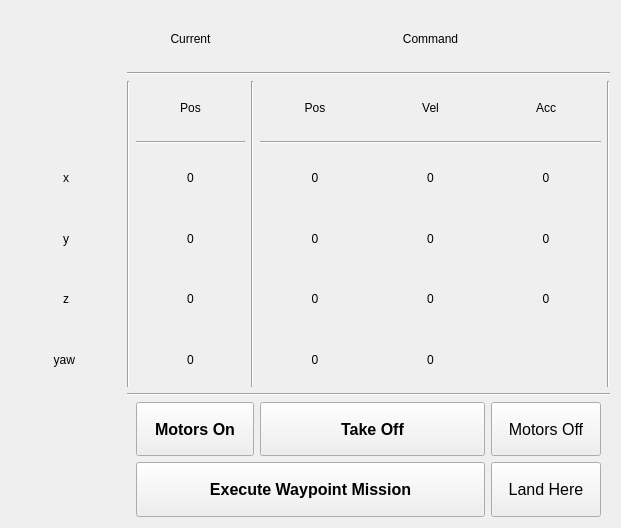
First picture: the form in autonomy_core/client/rqt_quadrotor_safety/resource/QuadrotorSafety.ui, repository KumarRobotics/kr_autonomous_flight, before the edit.
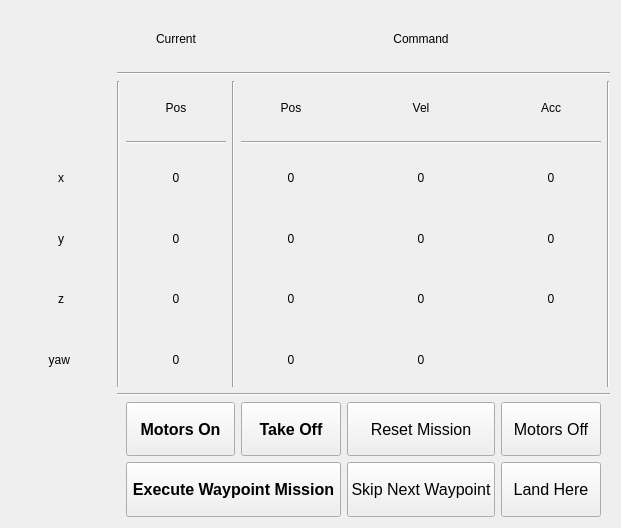
Second picture: the form after the edit.

Commit message: important updates to local-global-replan server, state machine and rqt GUI to enable users to reset mission and skip next waypoints

What changed in the file:
```diff
--- a/autonomy_core/client/rqt_quadrotor_safety/resource/QuadrotorSafety.ui
+++ b/autonomy_core/client/rqt_quadrotor_safety/resource/QuadrotorSafety.ui
@@ -14,7 +14,7 @@
    <string>Quadrotor Steering</string>
   </property>
   <layout class="QGridLayout" name="gridLayout">
-   <item row="1" column="0">
+   <item row="0" column="0">
     <layout class="QGridLayout" name="gridLayout_2">
      <item row="15" column="2">
       <widget class="QLabel" name="odom_z_data">
@@ -421,7 +421,7 @@
        </property>
       </widget>
      </item>
-     <item row="24" column="4" colspan="2">
+     <item row="24" column="4">
       <widget class="QPushButton" name="takeoff_push_button">
        <property name="sizePolicy">
         <sizepolicy hsizetype="Minimum" vsizetype="Minimum">
@@ -447,7 +447,7 @@
        </property>
       </widget>
      </item>
-     <item row="27" column="2" colspan="4">
+     <item row="27" column="2" colspan="3">
       <widget class="QPushButton" name="execute_waypoints_push_button">
        <property name="sizePolicy">
         <sizepolicy hsizetype="Minimum" vsizetype="Minimum">
@@ -468,6 +468,42 @@
        </property>
       </widget>
      </item>
+     <item row="24" column="5">
+      <widget class="QPushButton" name="reset_mission_push_button">
+       <property name="sizePolicy">
+        <sizepolicy hsizetype="Minimum" vsizetype="Minimum">
+         <horstretch>0</horstretch>
+         <verstretch>0</verstretch>
+        </sizepolicy>
+       </property>
+       <property name="font">
+        <font>
+         <pointsize>12</pointsize>
+        </font>
+       </property>
+       <property name="text">
+        <string>Reset Mission</string>
+       </property>
+      </widget>
+     </item>
+     <item row="27" column="5">
+      <widget class="QPushButton" name="skip_next_waypoint_push_button">
+       <property name="sizePolicy">
+        <sizepolicy hsizetype="Minimum" vsizetype="Minimum">
+         <horstretch>0</horstretch>
+         <verstretch>0</verstretch>
+        </sizepolicy>
+       </property>
+       <property name="font">
+        <font>
+         <pointsize>12</pointsize>
+        </font>
+       </property>
+       <property name="text">
+        <string>Skip Next Waypoint</string>
+       </property>
+      </widget>
+     </item>
     </layout>
    </item>
   </layout>
```
The commit also changes 7 other files.
